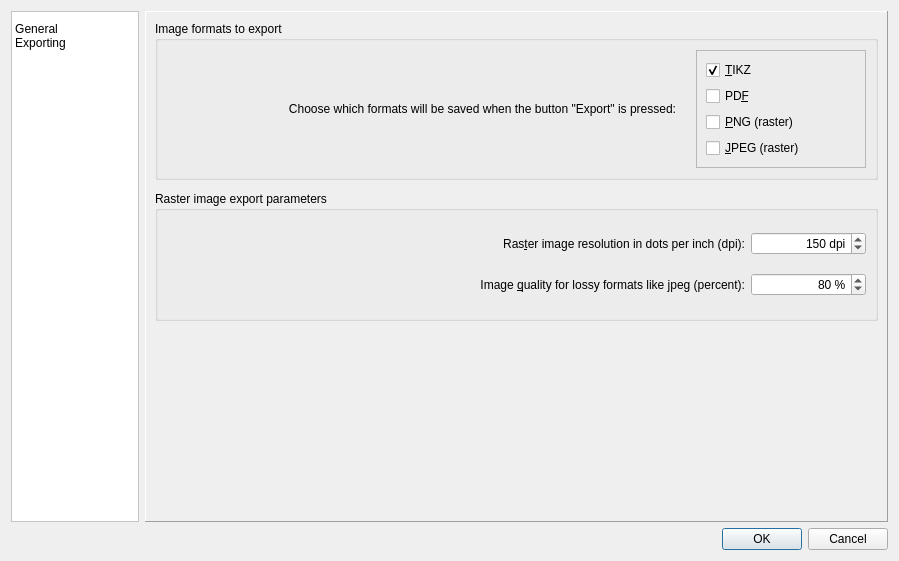
Old version of the form pycirkuit/ui/configdialog.ui in the repository orestesmas/pycirkuit.
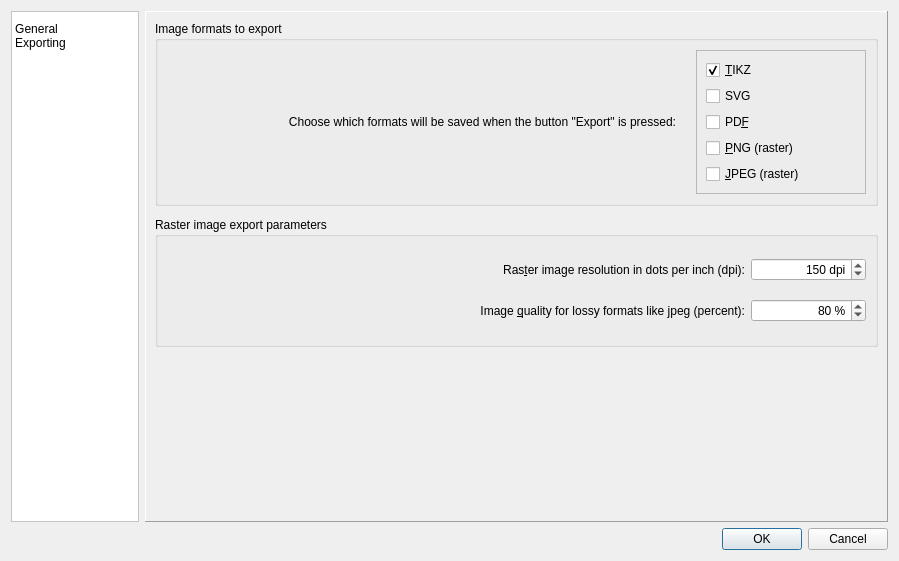
New version of the form. Icons and pictures are not drawn.

Commit message: Added export to SVG format

```diff
--- a/pycirkuit/ui/configdialog.ui
+++ b/pycirkuit/ui/configdialog.ui
@@ -327,6 +327,13 @@
                  </property>
                 </widget>
                </item>
+               <item>
+                <widget class="QCheckBox" name="exportSVG">
+                 <property name="text">
+                  <string>SVG</string>
+                 </property>
+                </widget>
+               </item>
                <item>
                 <widget class="QCheckBox" name="exportPDF">
                  <property name="text">
```
The commit also changes 11 other files.
